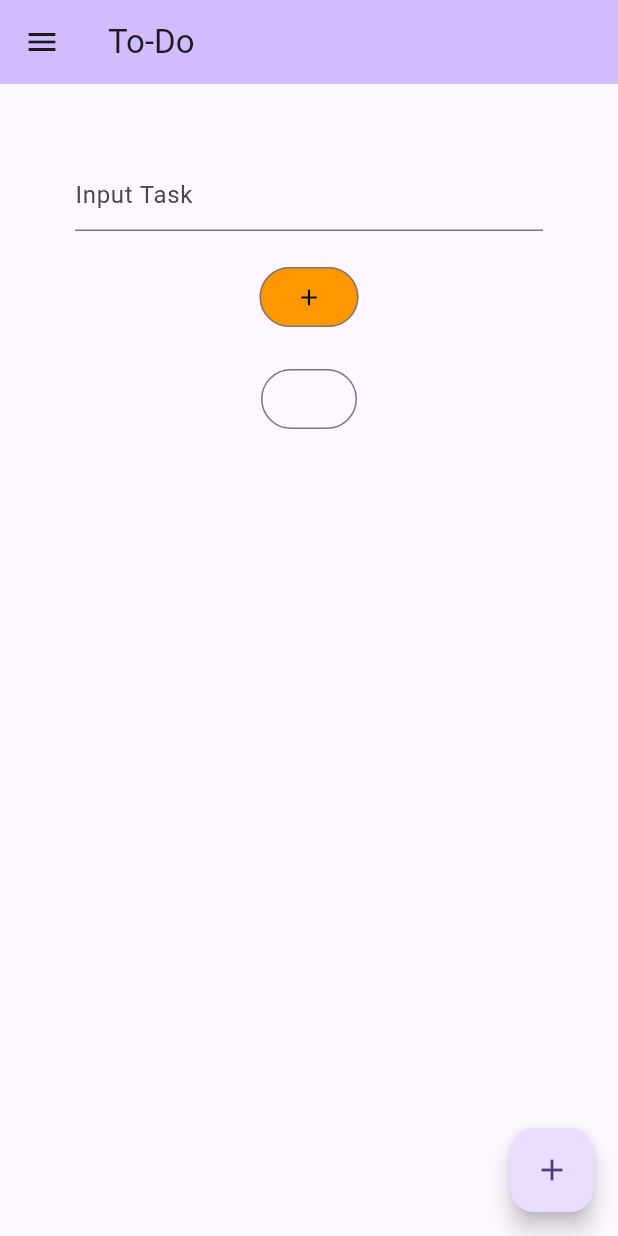
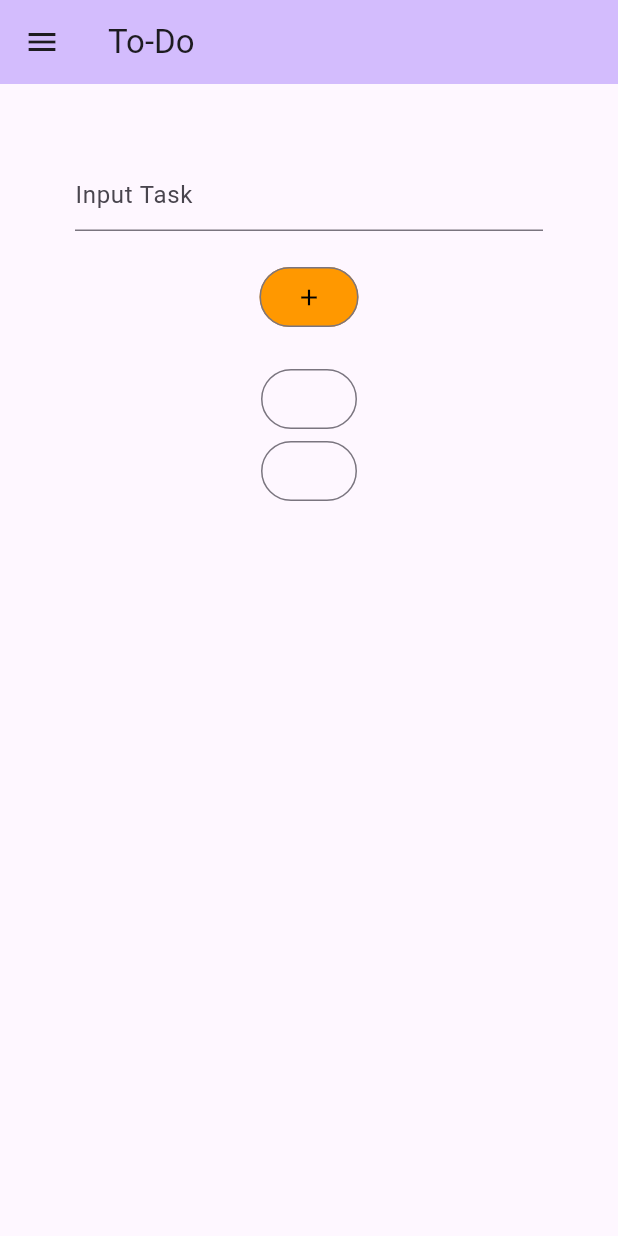
Before and after one commit to Luc1l1us/to_do_list, a Flutter app: the screen it shows after launch, on a phone screen of 412 x 824 dp. Run offline on Flutter 3.47's test engine with Material 3 defaults, Android fonts, the phone set to English and light mode, and no system bars.

Commit message:
WIP buttons

```diff
--- a/lib/main.dart
+++ b/lib/main.dart
@@ -36,9 +36,7 @@ class _MyHomePageState extends State<MyHomePage> {
   bool _isVisible = false;
   int numberofTextFields = 1;
 
-  static const List<Widget> _listoptions = <Widget>[
-    Text('Trash')
-  ];
+  static const List<Widget> _listoptions = <Widget>[Text('Trash')];
 
   void _itemTapped(int index) {
     setState(() {
@@ -46,13 +44,9 @@ class _MyHomePageState extends State<MyHomePage> {
     });
   }
 
-  void _addToList() {
+  void _addToList() {}
 
-  }
-
-  void _openTask() {
-
-  }
+  void _openTask() {}
 
   @override
   Widget build(BuildContext context) {
@@ -72,31 +66,47 @@ class _MyHomePageState extends State<MyHomePage> {
                 toAdd = value;
               },
             ),
-          SizedBox(height: 20.0,),
-          OutlinedButton(onPressed: () {
+            SizedBox(
+              height: 20.0,
+            ),
+            OutlinedButton(
+              onPressed: () {
                 _isVisible = true;
                 setState(() {
                   numberofTextFields++;
                 });
               },
-          style: ButtonStyle(foregroundColor: MaterialStatePropertyAll<Color>(Colors.black),
-          backgroundColor: MaterialStatePropertyAll<Color>(Colors.orange)),
+              style: ButtonStyle(
+                  foregroundColor:
+                      MaterialStatePropertyAll<Color>(Colors.black),
+                  backgroundColor:
+                      MaterialStatePropertyAll<Color>(Colors.orange)),
               child: const Icon(Icons.add),
             ),
             SizedBox(height: 20.0),
             for (int i = 0; i < numberofTextFields; i++)
-          OutlinedButton(onPressed: () {  },
-          child: Text(toAdd)),
+              if (i == 0)
+                OutlinedButton(
+                  onPressed: () {},
+                  child: Text(toAdd),
+                )
+              else
+                SizedBox(height: 10.0),
+            OutlinedButton(
+              onPressed: () {},
+              child: Text(toAdd),
+            ),
           ],
         ),
       ),
-      drawer: Drawer (child: ListView(
+      drawer: Drawer(
+        child: ListView(
           padding: EdgeInsets.zero,
           children: [
             const DrawerHeader(
-            decoration: BoxDecoration(
-              color: Color.fromARGB(255, 255, 255, 255)
-            ), child: Text('Menu'),
+              decoration:
+                  BoxDecoration(color: Color.fromARGB(255, 255, 255, 255)),
+              child: Text('Menu'),
             ),
             ListTile(
                 title: Text('Trash'),
@@ -104,14 +114,9 @@ class _MyHomePageState extends State<MyHomePage> {
                 onTap: () {
                   _itemTapped(0);
                   Navigator.pop(context);
-            }
+                }),
+          ],
         ),
-        ],
-      ),),
-      floatingActionButton: FloatingActionButton(
-        onPressed: _addToList,
-        tooltip: 'Add to-do',
-        child: const Icon(Icons.add),
       ),
     );
   }
```
Also changed, not shown: pubspec.lock. Lines whose indentation alone changed are shown as unchanged.
